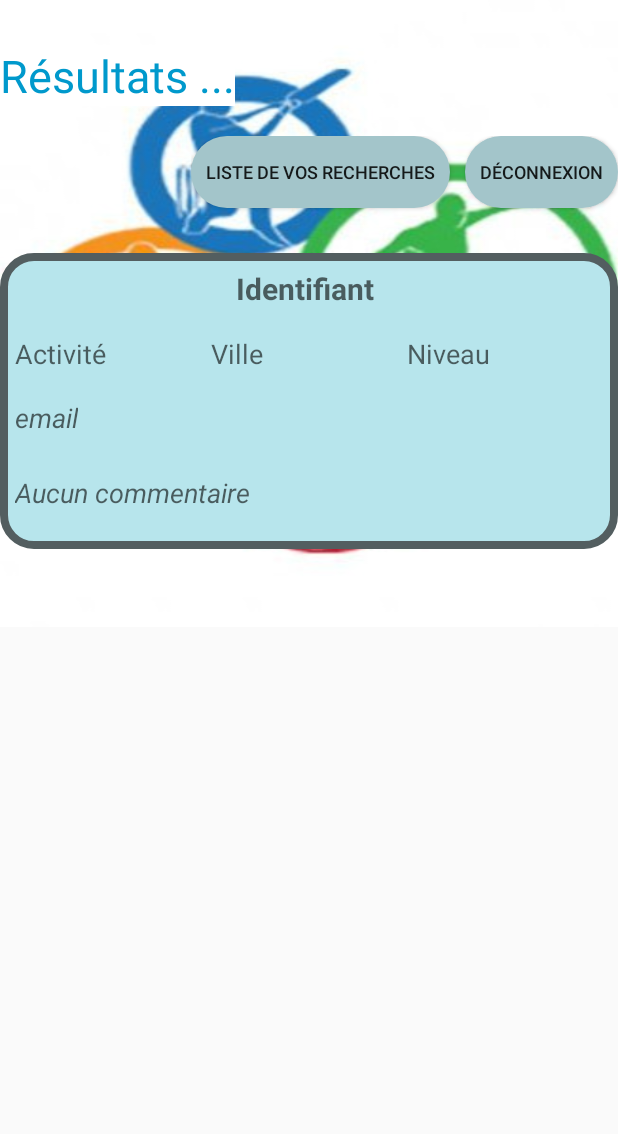
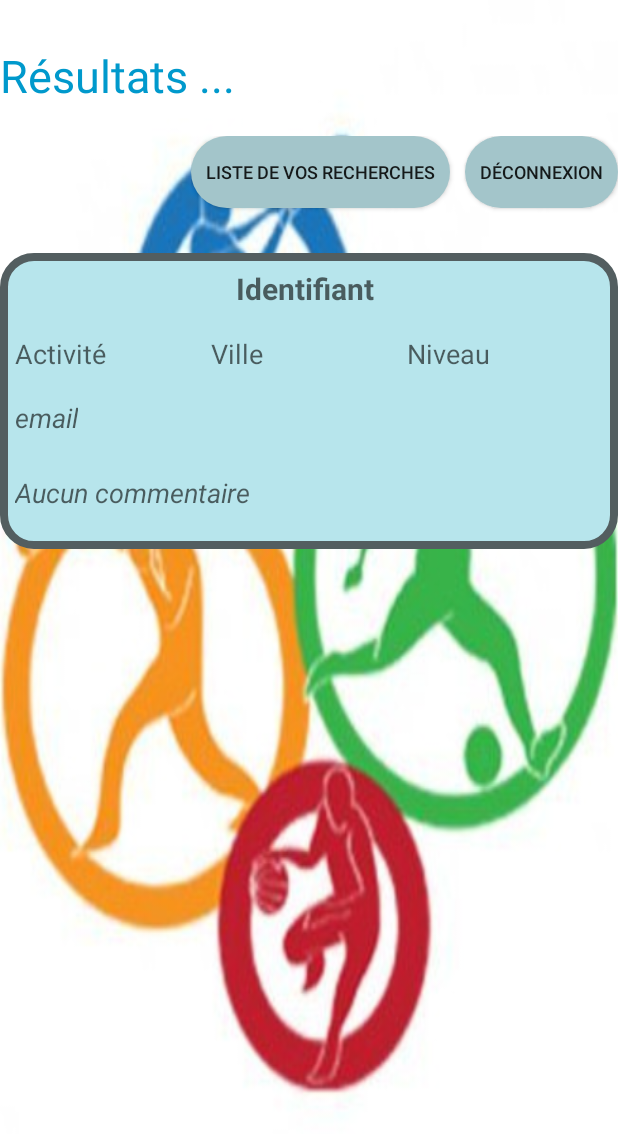
Before and after one commit to axel-thiel/FAP_Android, an Android app: the DetailAndResultCardActivity screen opened directly, with no data from a screen before it, on a phone screen of 412 x 824 dp. Shown: the top 1134 px of the screen. Run offline under Robolectric (Android 15) with nearby library versions, the phone set to English and light mode, and no system bars; 11 statements that could not run were skipped.

Commit message:
change dp to sp Correction of the size problem in the detail card

```diff
--- a/app/src/main/res/drawable/bordure_layout.xml
+++ b/app/src/main/res/drawable/bordure_layout.xml
@@ -1,10 +1,10 @@
 <?xml version="1.0" encoding="utf-8"?>
 <shape xmlns:android="http://schemas.android.com/apk/res/android" android:shape="rectangle">
-    <corners android:radius="20dp"/>
-    <padding android:left="10dp" android:right="10dp" android:top="10dp" android:bottom="10dp"/>
+    <corners android:radius="20sp"/>
+    <padding android:left="10sp" android:right="10sp" android:top="10sp" android:bottom="10sp"/>
     <solid android:color="#B7E5EC" />
     <stroke android:color="#535E60"
-        android:width="5dp"
+        android:width="5sp"
         />
 
 </shape>
--- a/app/src/main/res/drawable/bordure_layout_simple.xml
+++ b/app/src/main/res/drawable/bordure_layout_simple.xml
@@ -1,10 +1,10 @@
 <?xml version="1.0" encoding="utf-8"?>
 <shape xmlns:android="http://schemas.android.com/apk/res/android" android:shape="rectangle">
-    <corners android:radius="50dp"/>
-    <padding android:left="10dp" android:right="10dp" android:top="10dp" android:bottom="10dp"/>
+    <corners android:radius="50sp"/>
+    <padding android:left="10sp" android:right="10sp" android:top="10sp" android:bottom="10sp"/>
     <solid android:color="#D3EFF3"/>
     <stroke android:color="#000000"
-        android:width="2dp"
+        android:width="2sp"
         />
 
 </shape>
--- a/app/src/main/res/drawable/button_layout.xml
+++ b/app/src/main/res/drawable/button_layout.xml
@@ -1,7 +1,7 @@
 <?xml version="1.0" encoding="utf-8"?>
 <shape xmlns:android="http://schemas.android.com/apk/res/android">
-    <corners android:radius="50dp"/>
-    <padding android:left="10dp" android:right="10dp" android:top="10dp" android:bottom="10dp"/>
+    <corners android:radius="50sp"/>
+    <padding android:left="10sp" android:right="10sp" android:top="10sp" android:bottom="10sp"/>
     <solid android:color="#A3C5CA" />
 
 </shape>
--- a/app/src/main/res/layout/card_detail_and_results.xml
+++ b/app/src/main/res/layout/card_detail_and_results.xml
@@ -1,15 +1,15 @@
 <?xml version="1.0" encoding="utf-8"?>
+
 
 <ScrollView xmlns:android="http://schemas.android.com/apk/res/android"
     android:layout_width="match_parent"
-    android:layout_height="wrap_content"
+    android:layout_height="fill_parent"
     android:id="@+id/card_detail_scroll_view"
     >
 
     <LinearLayout xmlns:android="http://schemas.android.com/apk/res/android"
         android:layout_width="fill_parent"
         android:layout_height="match_parent"
-        android:background="@drawable/multisport_redim"
         android:orientation="vertical">
 
 
@@ -23,13 +23,13 @@
             <TextView
                 android:layout_width="wrap_content"
                 android:layout_height="wrap_content"
-                android:layout_marginBottom="20dp"
-                android:layout_marginTop="30dp"
+                android:layout_marginBottom="20sp"
+                android:layout_marginTop="30sp"
                 android:background="#FFFFFF"
                 android:gravity="left"
                 android:text="Résultats ..."
                 android:textColor="@android:color/holo_blue_dark"
-                android:textSize="30dp" />
+                android:textSize="30sp" />
 
             <LinearLayout
                 android:layout_width="wrap_content"
@@ -43,32 +43,34 @@
                     android:layout_width="wrap_content"
                     android:layout_height="wrap_content"
                     android:layout_gravity="end"
-                    android:layout_marginRight="10dp"
-                    android:layout_marginTop="30dp"
+                    android:layout_marginRight="10sp"
+                    android:layout_marginTop="30sp"
                     android:background="@drawable/button_layout"
                     android:onClick="onHomeUser"
                     android:text="Liste de vos recherches"
-                    android:textSize="12dp" />
+                    android:textSize="12sp" />
 
                 <Button
                     android:layout_width="wrap_content"
                     android:layout_height="wrap_content"
                     android:layout_gravity="end"
-                    android:layout_marginTop="10dp"
+                    android:layout_marginTop="10sp"
                     android:background="@drawable/button_layout"
-                    android:elevation="8dp"
+                    android:elevation="8sp"
                     android:onClick="onDisconnect"
                     android:text="Déconnexion"
-                    android:textSize="12dp" />
+                    android:textSize="12sp" />
             </LinearLayout>
         </LinearLayout>
 
         <LinearLayout
             android:layout_width="match_parent"
             android:layout_height="wrap_content"
-            android:layout_marginBottom="20dp"
+            android:layout_marginBottom="20sp"
             android:background="@drawable/bordure_layout"
-            android:orientation="vertical">
+            android:orientation="vertical"
+
+            >
 
             <LinearLayout
                 android:layout_width="match_parent"
@@ -78,13 +80,13 @@
 
                 <TextView
                     android:id="@+id/detail_text_view_pseudo"
-                    android:layout_width="0dp"
+                    android:layout_width="0sp"
                     android:layout_height="wrap_content"
                     android:layout_weight="2"
                     android:gravity="center"
                     android:hint="Identifiant"
-                    android:paddingEnd="5dp"
-                    android:textSize="20dp"
+                    android:paddingEnd="5sp"
+                    android:textSize="20sp"
                     android:textStyle="bold"
 
                     />
@@ -95,44 +97,44 @@
 
             <LinearLayout
                 android:layout_width="match_parent"
-                android:layout_height="60dp"
+                android:layout_height="60sp"
                 android:orientation="horizontal">
 
                 <TextView
 
                     android:id="@+id/detail_text_view_sport"
-                    android:layout_width="0dp"
+                    android:layout_width="0sp"
                     android:layout_height="wrap_content"
                     android:layout_gravity="center"
                     android:layout_weight="2"
                     android:hint="Activité"
-                    android:paddingEnd="5dp"
-                    android:textSize="18dp"
+                    android:paddingEnd="5sp"
+                    android:textSize="18sp"
 
                     />
 
                 <TextView
 
                     android:id="@+id/detail_text_view_ville"
-                    android:layout_width="0dp"
+                    android:layout_width="0sp"
                     android:layout_height="wrap_content"
                     android:layout_gravity="center"
                     android:layout_weight="2"
                     android:hint="Ville"
-                    android:paddingEnd="5dp"
-                    android:textSize="18dp"
+                    android:paddingEnd="5sp"
+                    android:textSize="18sp"
 
                     />
 
                 <TextView
                     android:id="@+id/detail_text_view_level"
-                    android:layout_width="0dp"
+                    android:layout_width="0sp"
                     android:layout_height="wrap_content"
                     android:layout_gravity="center"
                     android:layout_weight="2"
                     android:hint="Niveau"
-                    android:paddingEnd="5dp"
-                    android:textSize="18dp"
+                    android:paddingEnd="5sp"
+                    android:textSize="18sp"
 
                     />
 
@@ -141,14 +143,14 @@
 
             <LinearLayout
                 android:layout_width="wrap_content"
-                android:layout_height="30dp">
+                android:layout_height="30sp">
 
                 <TextView
                     android:id="@+id/detail_text_view_email"
                     android:layout_width="match_parent"
                     android:layout_height="wrap_content"
                     android:hint="email"
-                    android:textSize="18dp"
+                    android:textSize="18sp"
                     android:textStyle="italic"
 
                     />
@@ -157,15 +159,17 @@
 
             <LinearLayout
                 android:layout_width="wrap_content"
-                android:layout_height="60dp">
+                android:layout_height="wrap_content"
+                android:minHeight="60sp"
+                >
 
                 <TextView
                     android:id="@+id/detail_text_view_comment"
                     android:layout_width="wrap_content"
                     android:layout_height="wrap_content"
-                    android:layout_marginTop="20dp"
+                    android:layout_marginTop="20sp"
                     android:hint="Aucun commentaire"
-                    android:textSize="18dp"
+                    android:textSize="18sp"
                     android:textStyle="italic" />
 
             </LinearLayout>
@@ -182,7 +186,7 @@
                 android:id="@+id/list_view_associatedCards"
                 android:layout_width="match_parent"
                 android:layout_height="wrap_content"
-                android:layout_marginBottom="10dp"></ListView>
+                android:layout_marginBottom="10sp"></ListView>
 
 
         </LinearLayout>
--- a/app/src/main/res/values/dimens.xml
+++ b/app/src/main/res/values/dimens.xml
@@ -1,6 +1,6 @@
 <resources>
     <!-- Default screen margins, per the Android Design guidelines. -->
-    <dimen name="activity_horizontal_margin">16dp</dimen>
-    <dimen name="activity_vertical_margin">16dp</dimen>
-    <dimen name="Titre1">20dp</dimen>
+    <dimen name="activity_horizontal_margin">16sp</dimen>
+    <dimen name="activity_vertical_margin">16sp</dimen>
+    <dimen name="Titre1">20sp</dimen>
 </resources>
--- a/app/src/main/res/values/styles.xml
+++ b/app/src/main/res/values/styles.xml
@@ -6,6 +6,7 @@
         <item name="colorPrimary">@color/colorPrimary</item>
         <item name="colorPrimaryDark">@color/colorPrimaryDark</item>
         <item name="colorAccent">@color/colorAccent</item>
+        <item name="android:windowBackground">@drawable/multisport_redim</item>
     </style>
 
 
```
Also changed, not shown: app/src/main/res/layout/activity_main.xml (+11 -14 lines), app/src/main/res/layout/adapter_fiche_user.xml (+13 -13 lines), app/src/main/res/layout/create_card_user.xml (+14 -14 lines), app/src/main/res/layout/create_user_profile.xml (+8 -9 lines), app/src/main/res/layout/user_home.xml (+8 -9 lines).
